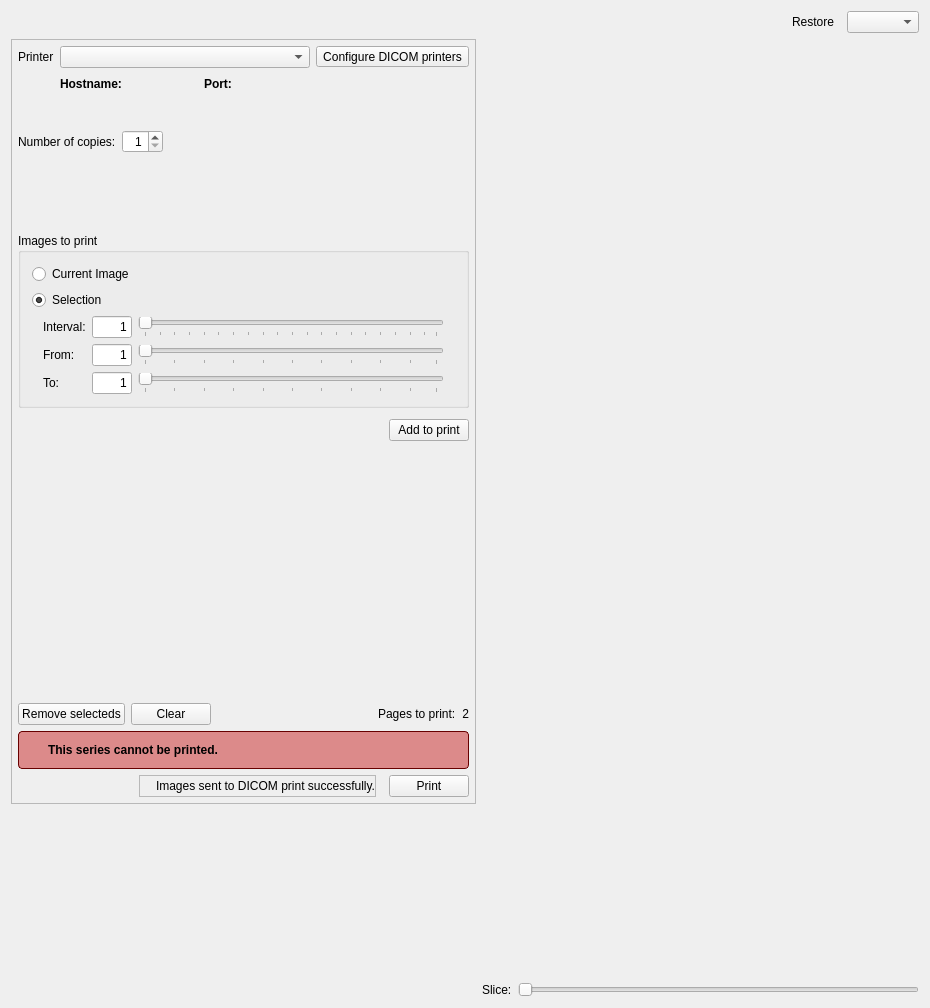
starviewer-medical/starviewer, file starviewer/src/extensions/main/dicomprint/qdicomprintextensionbase.ui: the form before one commit.
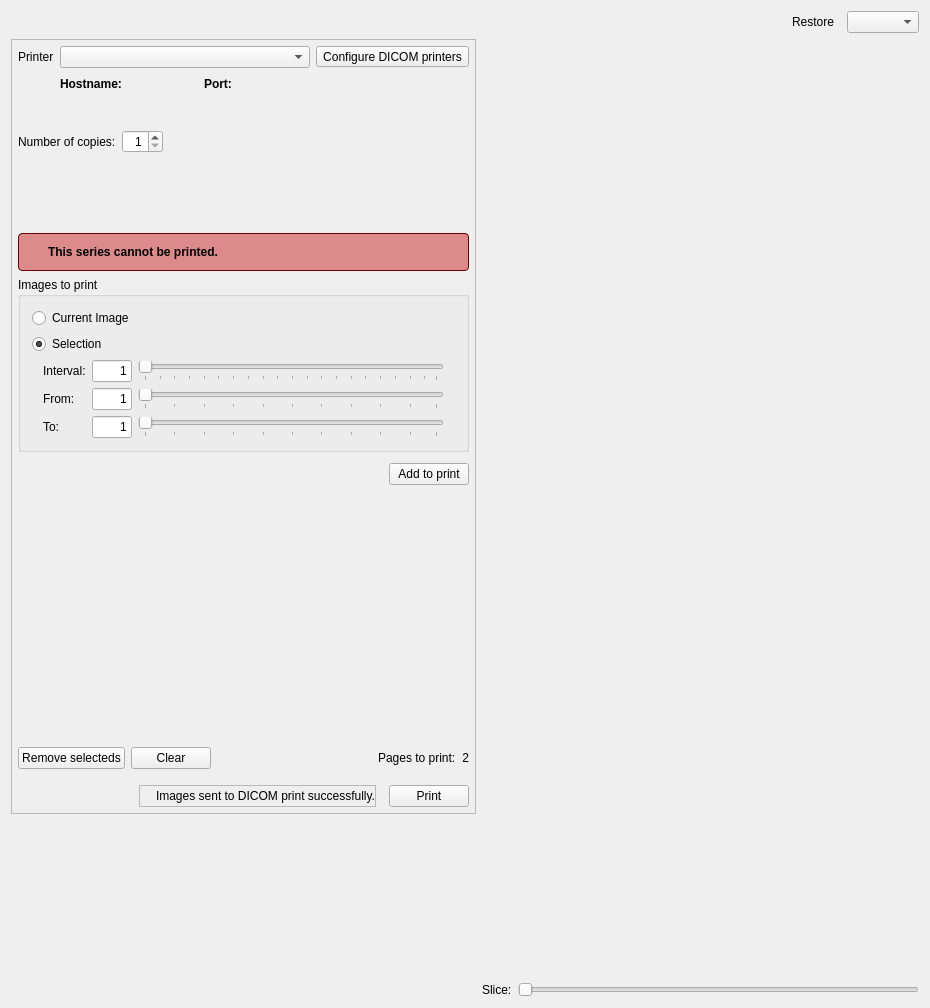
The form after the commit. Icons and pictures are not drawn. Custom widgets are drawn as their Qt base class.

Commit message: ENH: Fins ara quan una sèrie no es podia imprimir quedava bloquejat tots els controls de la interfície, ara es fa que només es bloquegi els controls per afegir imatges a imprimir, ja que podem tenir estudis on es barregin imatges de color amb monochrome.

Diff of the .ui file:
```diff
--- a/starviewer/src/extensions/main/dicomprint/qdicomprintextensionbase.ui
+++ b/starviewer/src/extensions/main/dicomprint/qdicomprintextensionbase.ui
@@ -316,6 +316,60 @@
           </property>
          </spacer>
         </item>
+        <item>
+         <widget class="QFrame" name="m_noSupportedSeriesFrame">
+          <property name="styleSheet">
+           <string>#m_noSupportedSeriesFrame {
+background-color: #dc8a8a;
+border-radius: 4px;
+border: 1px solid  #680000;
+}</string>
+          </property>
+          <property name="frameShape">
+           <enum>QFrame::StyledPanel</enum>
+          </property>
+          <property name="frameShadow">
+           <enum>QFrame::Raised</enum>
+          </property>
+          <layout class="QHBoxLayout" name="horizontalLayout_2">
+           <item>
+            <widget class="QLabel" name="m_warningIcon">
+             <property name="sizePolicy">
+              <sizepolicy hsizetype="Fixed" vsizetype="Preferred">
+               <horstretch>0</horstretch>
+               <verstretch>0</verstretch>
+              </sizepolicy>
+             </property>
+             <property name="styleSheet">
+              <string>margin-right: 5px;</string>
+             </property>
+             <property name="text">
+              <string/>
+             </property>
+             <property name="pixmap">
+              <pixmap resource="../../../main/main.qrc">:/images/small-warning.png</pixmap>
+             </property>
+            </widget>
+           </item>
+           <item>
+            <widget class="QLabel" name="m_noSupportedSeriesMissage">
+             <property name="font">
+              <font>
+               <weight>75</weight>
+               <bold>true</bold>
+              </font>
+             </property>
+             <property name="text">
+              <string>This series cannot be printed.</string>
+             </property>
+             <property name="wordWrap">
+              <bool>true</bool>
+             </property>
+            </widget>
+           </item>
+          </layout>
+         </widget>
+        </item>
         <item>
          <widget class="QGroupBox" name="groupBox_2">
           <property name="title">
@@ -644,58 +698,17 @@
          </layout>
         </item>
         <item>
-         <widget class="QFrame" name="m_noSupportedSeriesFrame">
-          <property name="styleSheet">
-           <string>#m_noSupportedSeriesFrame {
-background-color: #dc8a8a;
-border-radius: 4px;
-border: 1px solid  #680000;
-}</string>
+         <spacer name="verticalSpacer_3">
+          <property name="orientation">
+           <enum>Qt::Vertical</enum>
           </property>
-          <property name="frameShape">
-           <enum>QFrame::StyledPanel</enum>
+          <property name="sizeHint" stdset="0">
+           <size>
+            <width>20</width>
+            <height>10</height>
+           </size>
           </property>
-          <property name="frameShadow">
-           <enum>QFrame::Raised</enum>
-          </property>
-          <layout class="QHBoxLayout" name="horizontalLayout_2">
-           <item>
-            <widget class="QLabel" name="m_warningIcon">
-             <property name="sizePolicy">
-              <sizepolicy hsizetype="Fixed" vsizetype="Preferred">
-               <horstretch>0</horstretch>
-               <verstretch>0</verstretch>
-              </sizepolicy>
-             </property>
-             <property name="styleSheet">
-              <string>margin-right: 5px;</string>
-             </property>
-             <property name="text">
-              <string/>
-             </property>
-             <property name="pixmap">
-              <pixmap resource="../../../main/main.qrc">:/images/small-warning.png</pixmap>
-             </property>
-            </widget>
-           </item>
-           <item>
-            <widget class="QLabel" name="m_noSupportedSeriesMissage">
-             <property name="font">
-              <font>
-               <weight>75</weight>
-               <bold>true</bold>
-              </font>
-             </property>
-             <property name="text">
-              <string>This series cannot be printed.</string>
-             </property>
-             <property name="wordWrap">
-              <bool>true</bool>
-             </property>
-            </widget>
-           </item>
-          </layout>
-         </widget>
+         </spacer>
         </item>
         <item>
          <layout class="QHBoxLayout" name="horizontalLayout_11">
```
The commit also changes 1 other file.
